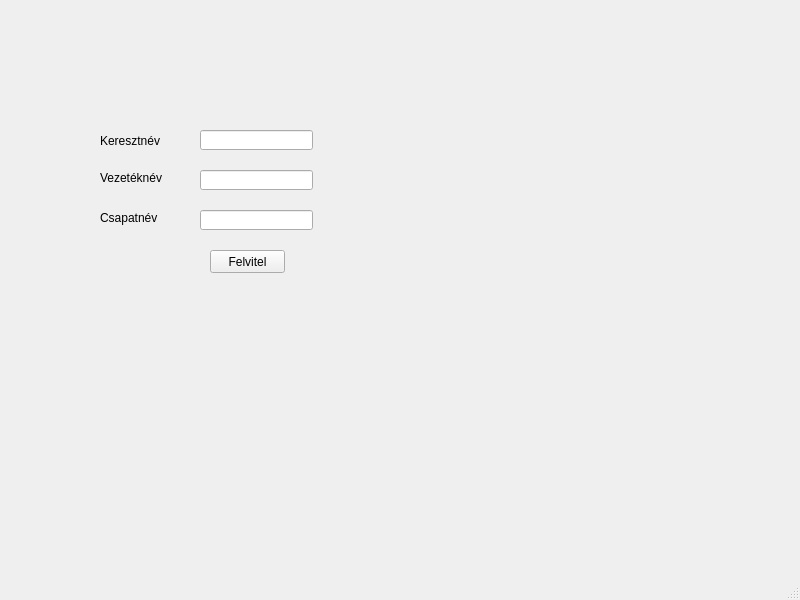
Before: the Qt Designer form gyakorlo/mainwindow.ui in p-anna9603/Gyakorlo, drawn with Qt 5.
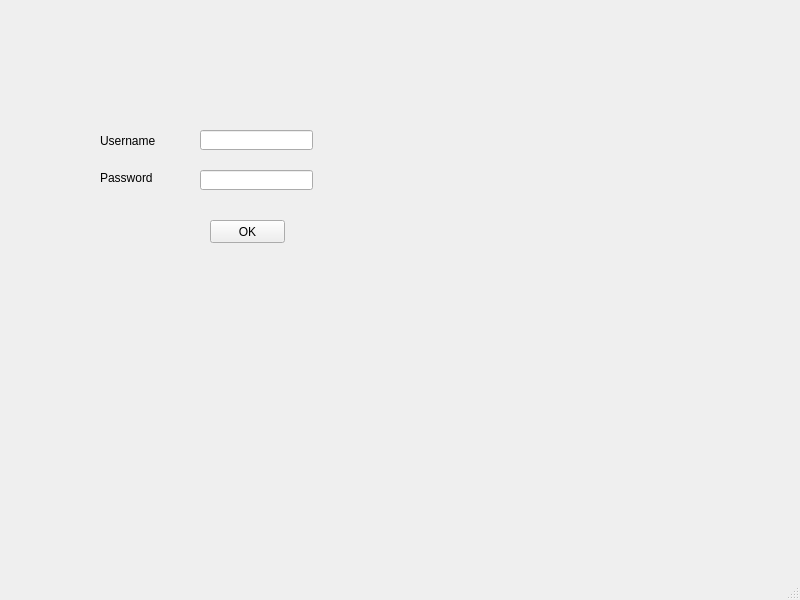
After: the same form once the commit is applied.

The edit to the form file:
```diff
--- a/gyakorlo/mainwindow.ui
+++ b/gyakorlo/mainwindow.ui
@@ -18,13 +18,13 @@
     <property name="geometry">
      <rect>
       <x>210</x>
-      <y>250</y>
+      <y>220</y>
       <width>75</width>
       <height>23</height>
      </rect>
     </property>
     <property name="text">
-     <string>Felvitel</string>
+     <string>OK</string>
     </property>
    </widget>
    <widget class="QLineEdit" name="firstname">
@@ -47,16 +47,6 @@
      </rect>
     </property>
    </widget>
-   <widget class="QLineEdit" name="groupname">
-    <property name="geometry">
-     <rect>
-      <x>200</x>
-      <y>210</y>
-      <width>113</width>
-      <height>20</height>
-     </rect>
-    </property>
-   </widget>
    <widget class="QLabel" name="label">
     <property name="geometry">
      <rect>
@@ -67,7 +57,7 @@
      </rect>
     </property>
     <property name="text">
-     <string>Vezetéknév</string>
+     <string>Password</string>
     </property>
    </widget>
    <widget class="QLabel" name="label_2">
@@ -80,20 +70,7 @@
      </rect>
     </property>
     <property name="text">
-     <string>Keresztnév</string>
-    </property>
-   </widget>
-   <widget class="QLabel" name="label_3">
-    <property name="geometry">
-     <rect>
-      <x>100</x>
-      <y>210</y>
-      <width>61</width>
-      <height>16</height>
-     </rect>
-    </property>
-    <property name="text">
-     <string>Csapatnév</string>
+     <string>Username</string>
     </property>
    </widget>
   </widget>
```
Left out of the diff: 4 changed lines with no effect on the pictures.
